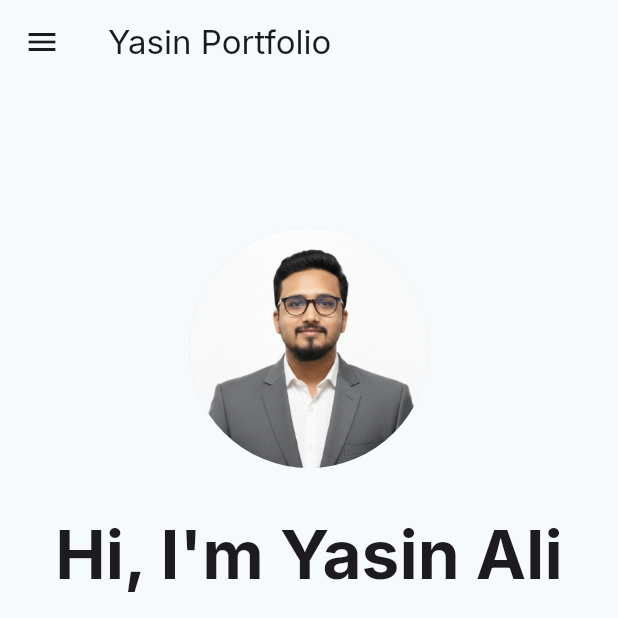
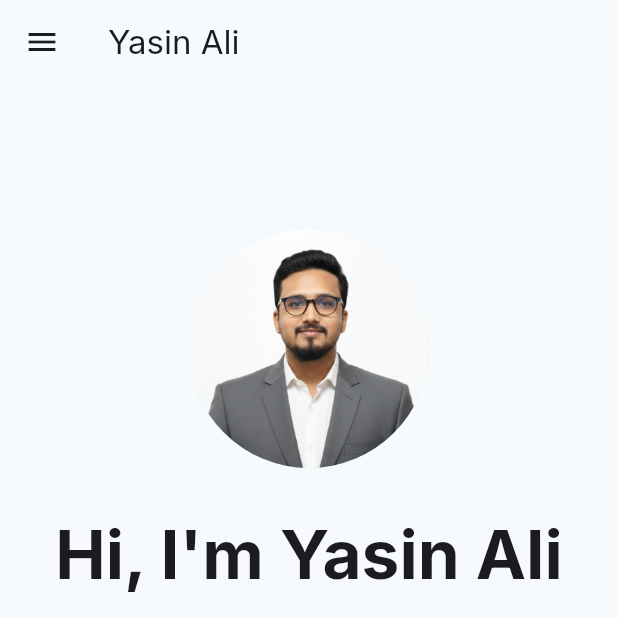
Before and after one commit to yasinalibd02/portfolio, a Flutter app: the screen it shows after launch, on a phone screen of 412 x 824 dp, the top half of it. Run offline on Flutter 3.47's test engine with Material 3 defaults, Android fonts, the light colour scheme and no system bars; drawn by our look-alikes of flutter_animate; our stand-ins replace font_awesome_flutter, go_router, google_fonts, url_strategy.

Commit message:
chore: update project and UI title from 'Yasin Portfolio' to 'Yasin Ali'

```diff
--- a/lib/widgets/layout/scaffold_with_navbar.dart
+++ b/lib/widgets/layout/scaffold_with_navbar.dart
@@ -12,7 +12,7 @@ class ScaffoldWithNavbar extends StatelessWidget {
     final isMobile = width < 600;
 
     return Scaffold(
-      appBar: isMobile ? AppBar(title: const Text('Yasin Portfolio')) : null,
+      appBar: isMobile ? AppBar(title: const Text('Yasin Ali')) : null,
       drawer: isMobile
           ? Drawer(
               child: ListView(
@@ -70,7 +70,7 @@ class _DesktopNavbar extends StatelessWidget {
       child: Row(
         children: [
           Text(
-            'Yasin Portfolio',
+            "Yasin Ali",
             style: Theme.of(
               context,
             ).textTheme.titleLarge?.copyWith(fontWeight: FontWeight.bold),
```
Also changed, not shown: 1 other file.
